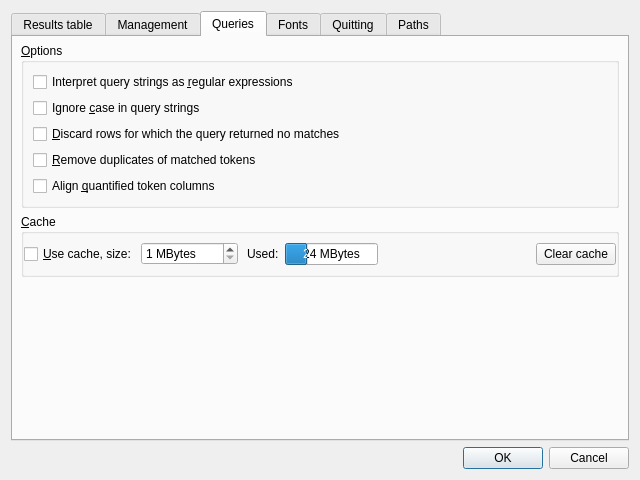
This is coquery/gui/ui/settings.ui in gkunter/coquery as Qt 5 draws it before an edit. The edited form follows.
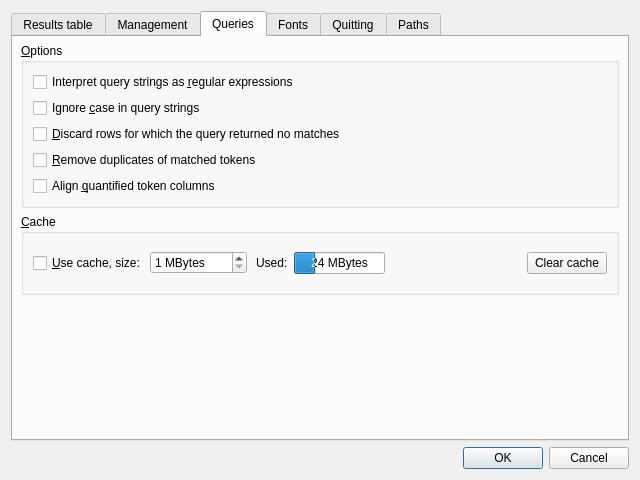
This is the edited form. The open tabs and pages were chosen to show the change. Icons and pictures are not drawn.

The edit to the form file:
```diff
--- a/coquery/gui/ui/settings.ui
+++ b/coquery/gui/ui/settings.ui
@@ -383,9 +383,6 @@
           <property name="spacing">
            <number>0</number>
           </property>
-          <property name="margin">
-           <number>0</number>
-          </property>
           <item>
            <widget class="QCheckBox" name="check_use_cache">
             <property name="text">
```
Left out of the diff: 11 changed lines with no effect on the pictures.
